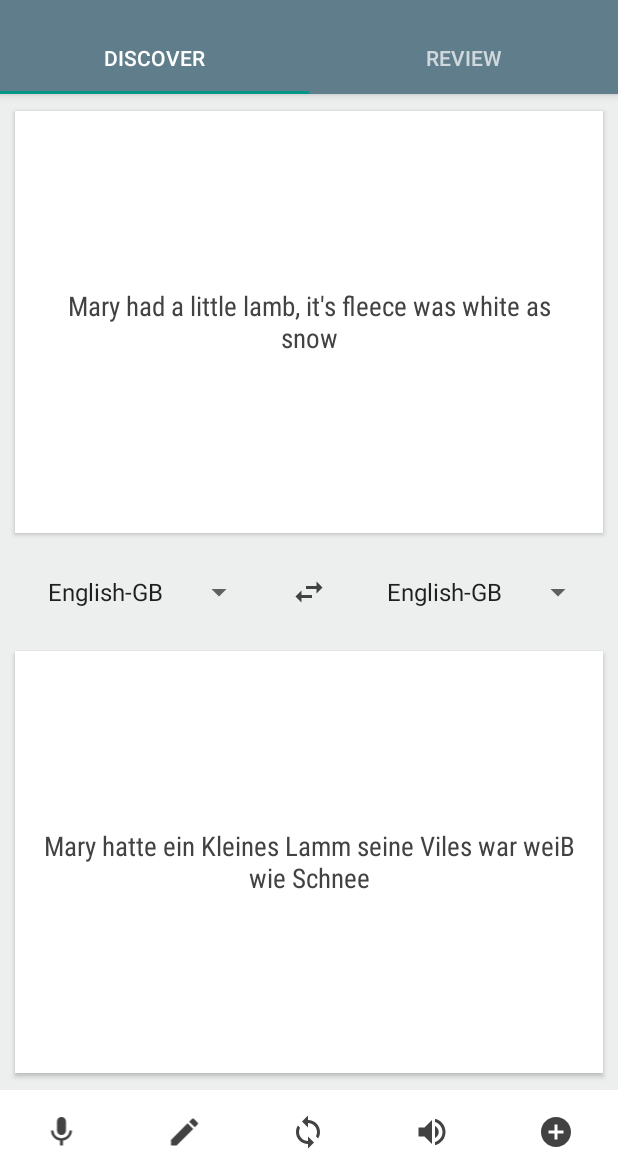
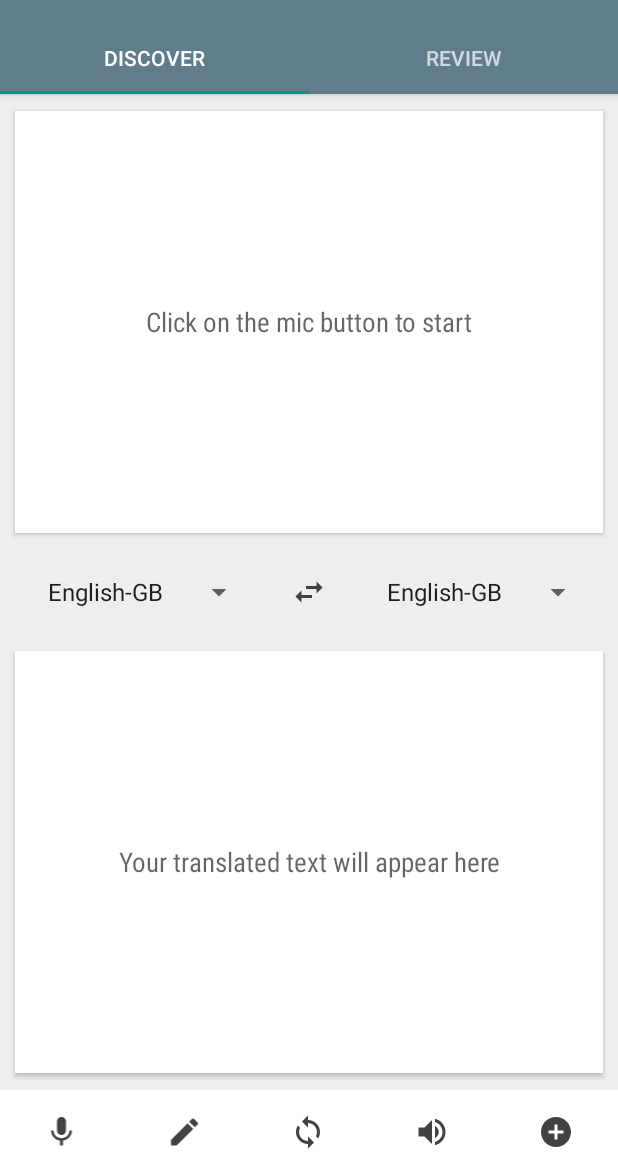
Before and after one commit to TheBoyMoe/translate-this-demo, an Android app: the screen it shows after launch (MainActivity), on a phone screen of 412 x 824 dp, the part 62-1236 px from its top. Run offline under Robolectric (Android 15) with nearby library versions, the phone set to English and light mode, and no system bars; our stand-ins replace Timber; libraries missing offline, so code that uses them is left out: com.facebook.stetho; 2 statements that could not run were skipped.

Commit message:
impl basic discover fragment

```diff
--- a/app/src/main/java/com/example/translatethis/main/MainActivity.java
+++ b/app/src/main/java/com/example/translatethis/main/MainActivity.java
@@ -20,8 +20,8 @@ public class MainActivity extends AppCompatActivity implements
 
     // impl of DiscoverFragment contract
     @Override
-    public void showMessage(String message) {
-        Utils.showToast(this, message);
+    public void showDiscoverMessage(String message) {
+        Utils.showSnackbar(mLayout, message);
     }
 
     // impl ReviewFragment contract
@@ -78,5 +78,4 @@ public class MainActivity extends AppCompatActivity implements
     }
 
 
-
 }
--- a/app/src/main/java/com/example/translatethis/main/ContractFragment.java
+++ b/app/src/main/java/com/example/translatethis/main/common/ContractFragment.java
@@ -1,4 +1,4 @@
-package com.example.translatethis.main;
+package com.example.translatethis.main.common;
 
 
 import android.app.Activity;
--- a/app/src/main/java/com/example/translatethis/main/StateMaintainer.java
+++ b/app/src/main/java/com/example/translatethis/main/common/StateMaintainer.java
@@ -1,4 +1,4 @@
-package com.example.translatethis.main;
+package com.example.translatethis.main.common;
 
 import android.os.Bundle;
 import android.support.annotation.Nullable;
--- a/app/src/main/java/com/example/translatethis/main/discover/MainMVP.java
+++ b/app/src/main/java/com/example/translatethis/main/discover/MainMVP.java
@@ -21,6 +21,8 @@ public interface MainMVP {
         void translateResult();
         void playResult(String filePath);
         int saveResult(Item item);
+        void setView(RequiredViewOps view);
+        void onDestroy(boolean isChangingConfiguration);
     }
 
     // implemented by the Presenter, available to the Model
--- a/app/src/main/java/com/example/translatethis/main/discover/model/DiscoverModel.java
+++ b/app/src/main/java/com/example/translatethis/main/discover/model/DiscoverModel.java
@@ -28,4 +28,11 @@ public class DiscoverModel implements MainMVP.ProvidedModelOps{
     }
     // END
 
+    private MainMVP.RequiredPresenterOps mPresenter;
+
+    public DiscoverModel(MainMVP.RequiredPresenterOps presenter) {
+        mPresenter = presenter;
+    }
+
+
 }
--- a/app/src/main/java/com/example/translatethis/main/discover/presenter/DiscoverPresenter.java
+++ b/app/src/main/java/com/example/translatethis/main/discover/presenter/DiscoverPresenter.java
@@ -6,7 +6,27 @@ import android.content.Context;
 import com.example.translatethis.main.discover.MainMVP;
 import com.example.translatethis.model.Item;
 
+import java.lang.ref.WeakReference;
+
 public class DiscoverPresenter implements MainMVP.ProvidedPresenterOps, MainMVP.RequiredPresenterOps{
+
+    // cache references to the Presenter and Model
+    private WeakReference<MainMVP.RequiredViewOps> mView;
+    private MainMVP.ProvidedModelOps mModel;
+
+    // constructor
+    public DiscoverPresenter(MainMVP.RequiredViewOps view) {
+        mView = new WeakReference<>(view);
+    }
+
+    protected MainMVP.RequiredViewOps getView() {
+        // TODO
+        return null;
+    }
+
+    public void setModel(MainMVP.ProvidedModelOps model) {
+        mModel = model;
+    }
 
     // impl contract methods
     @Override
@@ -35,6 +55,16 @@ public class DiscoverPresenter implements MainMVP.ProvidedPresenterOps, MainMVP.
     }
 
     @Override
+    public void setView(MainMVP.RequiredViewOps view) {
+
+    }
+
+    @Override
+    public void onDestroy(boolean isChangingConfiguration) {
+
+    }
+
+    @Override
     public Context getAppContext() {
         return null;
     }
--- a/app/src/main/java/com/example/translatethis/main/discover/view/DiscoverFragment.java
+++ b/app/src/main/java/com/example/translatethis/main/discover/view/DiscoverFragment.java
@@ -6,10 +6,14 @@ import android.support.annotation.Nullable;
 import android.view.LayoutInflater;
 import android.view.View;
 import android.view.ViewGroup;
+import android.widget.TextView;
 
 import com.example.translatethis.R;
-import com.example.translatethis.main.ContractFragment;
+import com.example.translatethis.main.common.ContractFragment;
+import com.example.translatethis.main.common.StateMaintainer;
 import com.example.translatethis.main.discover.MainMVP;
+import com.example.translatethis.main.discover.model.DiscoverModel;
+import com.example.translatethis.main.discover.presenter.DiscoverPresenter;
 
 
 public class DiscoverFragment extends ContractFragment<DiscoverFragment.Contract>
@@ -18,20 +22,25 @@ public class DiscoverFragment extends ContractFragment<DiscoverFragment.Contract
     // impl RequiredViewOps contract
     @Override
     public Context getAppContext() {
-        return null;
+        return getActivity().getApplicationContext();
     }
 
     @Override
     public Context getActivityContext() {
-        return null;
+        return getActivity();
     }
     // END
 
     public interface Contract {
-        // communicate upto the hosting activity
-        void showMessage(String message);
+        // forward to the hosting activity
+        void showDiscoverMessage(String message);
     }
 
+    private MainMVP.ProvidedPresenterOps mPresenter;
+    private TextView mOriginalText;
+    private TextView mTranslatedText;
+
+    protected StateMaintainer mStateMaintainer;
 
     public DiscoverFragment() {}
 
@@ -39,40 +48,78 @@ public class DiscoverFragment extends ContractFragment<DiscoverFragment.Contract
         return new DiscoverFragment();
     }
 
+    @Override
+    public void onCreate(@Nullable Bundle savedInstanceState) {
+        super.onCreate(savedInstanceState);
+        mStateMaintainer =
+            new StateMaintainer(getActivity().getSupportFragmentManager(), DiscoverFragment.class.getName());
+    }
+
     @Nullable
     @Override
     public View onCreateView(LayoutInflater inflater, @Nullable ViewGroup container, @Nullable Bundle savedInstanceState) {
         View view = inflater.inflate(R.layout.content_discover, container, false);
+        initView(view);
         setupBottomToolbarButtons(view);
+        setupMVP();
         return view;
     }
 
-    private void setupBottomToolbarButtons(View view) {
-        view.findViewById(R.id.action_record).setOnClickListener(menuItemClickListener);
-        view.findViewById(R.id.action_edit).setOnClickListener(menuItemClickListener);
-        view.findViewById(R.id.action_translate).setOnClickListener(menuItemClickListener);
-        view.findViewById(R.id.action_play).setOnClickListener(menuItemClickListener);
-        view.findViewById(R.id.action_save).setOnClickListener(menuItemClickListener);
+    @Override
+    public void onDestroy() {
+        super.onDestroy();
+        if (mPresenter != null) {
+            mPresenter.onDestroy(getActivity().isChangingConfigurations());
+        }
     }
 
-    private View.OnClickListener menuItemClickListener = new View.OnClickListener() {
+    private void setupMVP() {
+        // instantiate the Model and Presenter instances and save their states
+        if (mStateMaintainer.firstTimeIn()) {
+            DiscoverPresenter presenter = new DiscoverPresenter(this);
+            DiscoverModel model = new DiscoverModel(presenter);
+            presenter.setModel(model);
+            mStateMaintainer.put(presenter);
+            mStateMaintainer.put(model);
+            mPresenter = presenter;
+        } else {
+            mPresenter = mStateMaintainer.get(DiscoverPresenter.class.getName());
+            mPresenter.setView(this);
+        }
+    }
+
+    private void initView(View view) {
+        mOriginalText = (TextView) view.findViewById(R.id.text_original);
+        mTranslatedText = (TextView) view.findViewById(R.id.text_translation);
+    }
+
+    private void setupBottomToolbarButtons(View view) {
+        view.findViewById(R.id.action_record).setOnClickListener(buttonClickListener);
+        view.findViewById(R.id.action_edit).setOnClickListener(buttonClickListener);
+        view.findViewById(R.id.action_translate).setOnClickListener(buttonClickListener);
+        view.findViewById(R.id.action_play).setOnClickListener(buttonClickListener);
+        view.findViewById(R.id.action_save).setOnClickListener(buttonClickListener);
+    }
+
+    private View.OnClickListener buttonClickListener = new View.OnClickListener() {
         @Override
         public void onClick(View view) {
+            // forward these to the presenter for processing
             switch (view.getId()) {
                 case R.id.action_record:
-                    getContract().showMessage("Click record");
+                    //getContract().showMessage("Click record");
                     break;
                 case R.id.action_edit:
-                    getContract().showMessage("Clicked edit");
+                    //getContract().showMessage("Clicked edit");
                     break;
                 case R.id.action_translate:
-                    getContract().showMessage("Clicked translate");
+                    //getContract().showMessage("Clicked translate");
                     break;
                 case R.id.action_play:
-                    getContract().showMessage("Clicked play");
+                    //getContract().showMessage("Clicked play");
                     break;
                 case R.id.action_save:
-                    getContract().showMessage("Clicked save");
+                    //getContract().showMessage("Clicked save");
                     break;
             }
         }
--- a/app/src/main/java/com/example/translatethis/main/review/view/ReviewFragment.java
+++ b/app/src/main/java/com/example/translatethis/main/review/view/ReviewFragment.java
@@ -13,8 +13,8 @@ import android.view.ViewGroup;
 import android.widget.ProgressBar;
 
 import com.example.translatethis.R;
-import com.example.translatethis.main.ContractFragment;
-import com.example.translatethis.main.StateMaintainer;
+import com.example.translatethis.main.common.ContractFragment;
+import com.example.translatethis.main.common.StateMaintainer;
 import com.example.translatethis.main.review.MainMVP;
 import com.example.translatethis.main.review.model.ReviewModel;
 import com.example.translatethis.main.review.presenter.ReviewPresenter;
--- a/app/src/main/res/layout/content_discover.xml
+++ b/app/src/main/res/layout/content_discover.xml
@@ -24,8 +24,7 @@
 
             <EditText
                 android:id="@+id/text_original"
-                tools:text="@string/dummy_original_text"
-                android:text="@string/dummy_original_text"
+                android:hint="@string/original_text_field_hint"
                 style="@style/TextStyle.DiscoverTextViewStyle.EditText"
                 />
 
@@ -71,8 +70,7 @@
 
             <TextView
                 android:id="@+id/text_translation"
-                tools:text="@string/dummy_translation_text"
-                android:text="@string/dummy_translation_text"
+                android:hint="@string/translated_text_hint"
                 style="@style/TextStyle.DiscoverTextViewStyle"/>
 
         </android.support.v7.widget.CardView>
--- a/app/src/main/res/values/strings.xml
+++ b/app/src/main/res/values/strings.xml
@@ -32,6 +32,8 @@
     <string name="menu_title_play">Play</string>
     <string name="menu_title_translate">Translate</string>
     <string name="menu_title_record">Record</string>
+    <string name="translated_text_hint">Your translated text will appear here</string>
+    <string name="original_text_field_hint">Click on the mic button to start</string>
 
     <string-array name="speech_mode">
         <item>Short phrase</item>
```
